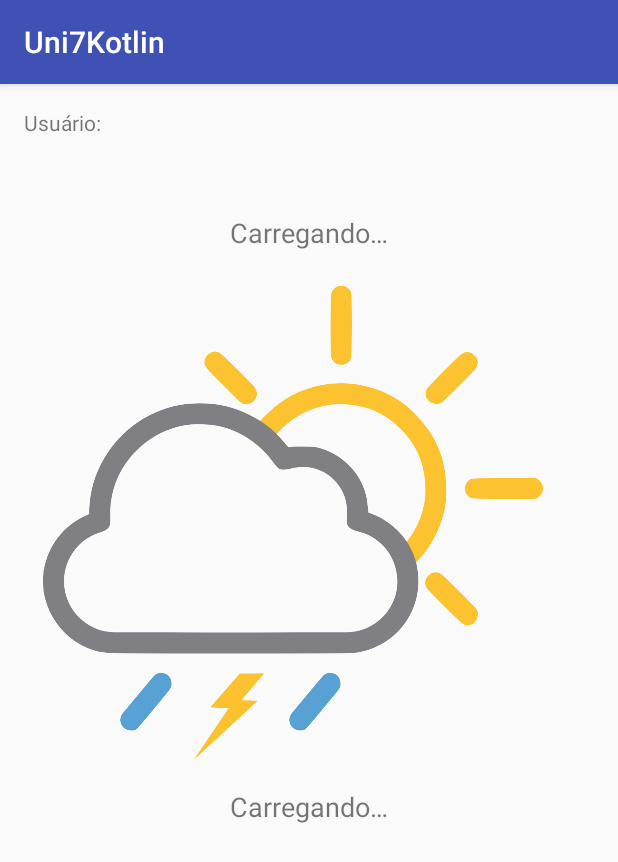
After one commit to edipo2s/Uni7Kotlin, an Android app: the WeatherInfoActivity screen opened directly, with no data from a screen before it, on a phone screen of 412 x 824 dp. The commit adds this screen. Shown: the top 862 px of the screen. Run offline under Robolectric (Android 15) with nearby library versions, the phone set to English and light mode, and no system bars.

Commit message:
Request user location

```diff
--- a/app/build.gradle
+++ b/app/build.gradle
@@ -32,6 +32,8 @@ dependencies {
     implementation 'com.android.support:appcompat-v7:27.0.2'
     implementation 'com.android.support.constraint:constraint-layout:1.0.2'
     implementation 'com.android.support:design:27.0.2'
+    // Play services location
+    implementation 'com.google.android.gms:play-services-location:11.8.0'
     // Kotlin
     implementation "org.jetbrains.kotlin:kotlin-stdlib-jre7:$kotlin_version"
     implementation "org.jetbrains.kotlinx:kotlinx-coroutines-android:0.21"
--- a/app/src/main/AndroidManifest.xml
+++ b/app/src/main/AndroidManifest.xml
@@ -1,5 +1,7 @@
 <manifest xmlns:android="http://schemas.android.com/apk/res/android"
     package="com.edipo.uni7kotlin">
+
+    <uses-permission android:name="android.permission.ACCESS_FINE_LOCATION" />
 
     <application
         android:allowBackup="true"
@@ -18,6 +20,8 @@
             </intent-filter>
         </activity>
 
+        <activity android:name=".WeatherInfoActivity" />
+
     </application>
 
 </manifest>
--- a/app/src/main/java/com/edipo/uni7kotlin/LoginFragment.kt
+++ b/app/src/main/java/com/edipo/uni7kotlin/LoginFragment.kt
@@ -48,7 +48,7 @@ class LoginFragment : Fragment() {
                     dao.findByNamePassword(name, password) != null
                 }
                 if(loginTask.await()){
-//                    startActivity(WeatherInfoActivity.getIntent(application, username))
+                    startActivity(WeatherInfoActivity.getIntent(context, name))
                 } else {
                     Toast.makeText(context, R.string.error_credentials_invalid, Toast.LENGTH_LONG).show()
                 }
--- /dev/null
+++ b/app/src/main/java/com/edipo/uni7kotlin/WeatherInfoActivity.kt
@@ -0,0 +1,109 @@
+package com.edipo.uni7kotlin
+
+import android.Manifest
+import android.annotation.SuppressLint
+import android.content.Context
+import android.content.Intent
+import android.content.pm.PackageManager
+import android.location.Geocoder
+import android.os.Bundle
+import android.support.annotation.RequiresPermission
+import android.support.design.widget.Snackbar
+import android.support.v4.app.ActivityCompat
+import android.support.v4.content.ContextCompat
+import android.support.v7.app.AppCompatActivity
+import android.view.View
+import android.widget.Toast
+import com.google.android.gms.location.LocationServices
+import kotlinx.android.synthetic.main.activity_weather.*
+
+class WeatherInfoActivity : AppCompatActivity() {
+
+    override fun onCreate(savedInstanceState: Bundle?) {
+        super.onCreate(savedInstanceState)
+        setContentView(R.layout.activity_weather)
+        text_username.text = intent.getStringExtra(EXTRA_USERNAME)
+        checkForUserLocation()
+    }
+
+    override fun onRequestPermissionsResult(requestCode: Int, permissions: Array<String>, grantResults: IntArray) {
+        if (permissions.isNotEmpty() && permissions.first() == GPS_PERMISSION) {
+            if (ContextCompat.checkSelfPermission(this, GPS_PERMISSION) == PackageManager.PERMISSION_GRANTED) {
+                requestUserLocation()
+            } else {
+                if (ActivityCompat.shouldShowRequestPermissionRationale(this, GPS_PERMISSION)) {
+                    val rootView = findViewById<View>(android.R.id.content)
+                    Snackbar.make(rootView, R.string.weather_gps_permission_rationale, Snackbar.LENGTH_INDEFINITE)
+                            .setAction(android.R.string.ok, { requestGPSPermission() })
+                            .show()
+                } else {
+                    Toast.makeText(this, R.string.weather_gps_permission_denied, Toast.LENGTH_LONG).show()
+                }
+            }
+        }
+    }
+
+    private fun checkForUserLocation() {
+        if (ContextCompat.checkSelfPermission(this, GPS_PERMISSION) == PackageManager.PERMISSION_GRANTED) {
+            requestUserLocation()
+        } else {
+            requestGPSPermission()
+        }
+    }
+
+    private fun requestGPSPermission() {
+        val permissions = arrayOf(Manifest.permission.ACCESS_FINE_LOCATION)
+        ActivityCompat.requestPermissions(this, permissions, RC_PERMISSION)
+    }
+
+    @SuppressLint("MissingPermission", "SetTextI18n")
+    @RequiresPermission(Manifest.permission.ACCESS_FINE_LOCATION)
+    private fun requestUserLocation() {
+        LocationServices.getFusedLocationProviderClient(this)
+                .lastLocation
+                .addOnSuccessListener(this, { location ->
+                    if (location == null) {
+                        showLocationError()
+                        return@addOnSuccessListener
+                    }
+                    requestTemperatureFromLocation(location.latitude, location.longitude)
+                    try {
+                        val addresses = Geocoder(applicationContext)
+                                .getFromLocation(location.latitude, location.longitude, 1)
+                        if (addresses.isNotEmpty()) {
+                            val address = addresses.first()
+                            text_weather_city.text = "${address.locality} - ${address.adminArea}"
+                        } else {
+                            showLocationError()
+                        }
+                    } catch (e: Exception) {
+                        showLocationError()
+                    }
+                })
+    }
+
+    private fun requestTemperatureFromLocation(lat: Double, lon: Double) {
+    }
+
+    private fun showLocationError() {
+        Snackbar.make(findViewById<View>(android.R.id.content), R.string.error_location, Snackbar.LENGTH_INDEFINITE)
+                .setAction(R.string.try_again, { checkForUserLocation() })
+                .show()
+    }
+
+    companion object {
+
+        private const val GPS_PERMISSION = Manifest.permission.ACCESS_FINE_LOCATION
+        private const val EXTRA_USERNAME = "usernameExtra"
+        private const val RC_PERMISSION = 234
+
+        fun getIntent(context: Context, username: String): Intent {
+            return Intent(context, WeatherInfoActivity::class.java).apply {
+                addFlags(Intent.FLAG_ACTIVITY_CLEAR_TASK)
+                addFlags(Intent.FLAG_ACTIVITY_NEW_TASK)
+                putExtra(EXTRA_USERNAME, username)
+            }
+        }
+    }
+
+}
--- /dev/null
+++ b/app/src/main/res/layout/activity_weather.xml
@@ -0,0 +1,73 @@
+<?xml version="1.0" encoding="utf-8"?>
+<android.support.constraint.ConstraintLayout xmlns:android="http://schemas.android.com/apk/res/android"
+    xmlns:app="http://schemas.android.com/apk/res-auto"
+    xmlns:tools="http://schemas.android.com/tools"
+    android:layout_width="match_parent"
+    android:layout_height="match_parent"
+    android:gravity="center_horizontal"
+    android:orientation="vertical">
+
+    <TextView
+        android:id="@+id/text_username_label"
+        android:layout_width="wrap_content"
+        android:layout_height="wrap_content"
+        android:layout_marginStart="16dp"
+        android:layout_marginTop="16dp"
+        android:text="@string/weather_user"
+        app:layout_constraintStart_toStartOf="parent"
+        app:layout_constraintTop_toTopOf="parent" />
+
+    <TextView
+        android:id="@+id/text_username"
+        android:layout_width="wrap_content"
+        android:layout_height="wrap_content"
+        android:textColor="@color/colorPrimary"
+        app:layout_constraintStart_toStartOf="@id/text_username_label"
+        app:layout_constraintTop_toBottomOf="@id/text_username_label"
+        tools:text="Édipo" />
+
+    <TextView
+        android:id="@+id/text_weather_city"
+        android:layout_width="wrap_content"
+        android:layout_height="wrap_content"
+        android:layout_marginTop="32dp"
+        android:text="@string/weather_loading"
+        android:textSize="18sp"
+        app:layout_constraintEnd_toEndOf="parent"
+        app:layout_constraintStart_toStartOf="parent"
+        app:layout_constraintTop_toBottomOf="@id/text_username"
+        tools:text="Curitiba - Paraná" />
+
+    <ImageView
+        android:id="@+id/image_weather"
+        android:layout_width="wrap_content"
+        android:layout_height="wrap_content"
+        android:layout_marginTop="16dp"
+        android:src="@drawable/weather"
+        app:layout_constraintEnd_toEndOf="parent"
+        app:layout_constraintStart_toStartOf="parent"
+        app:layout_constraintTop_toBottomOf="@id/text_weather_city" />
+
+    <TextView
+        android:id="@+id/text_weather_desc"
+        android:layout_width="wrap_content"
+        android:layout_height="wrap_content"
+        android:layout_marginTop="16dp"
+        android:text="@string/weather_loading"
+        android:textSize="18sp"
+        app:layout_constraintEnd_toEndOf="parent"
+        app:layout_constraintStart_toStartOf="parent"
+        app:layout_constraintTop_toBottomOf="@id/image_weather"
+        tools:text="Nuvens carregadas" />
+
+    <TextView
+        android:id="@+id/text_weather_temp"
+        android:layout_width="wrap_content"
+        android:layout_height="wrap_content"
+        android:textSize="48sp"
+        app:layout_constraintEnd_toEndOf="parent"
+        app:layout_constraintStart_toStartOf="parent"
+        app:layout_constraintTop_toBottomOf="@id/text_weather_desc"
+        tools:text="21°C" />
+
+</android.support.constraint.ConstraintLayout>
--- a/app/src/main/res/values/strings.xml
+++ b/app/src/main/res/values/strings.xml
@@ -5,6 +5,7 @@
     <string name="password">Senha</string>
     <string name="login">Logar</string>
     <string name="register">Registrar</string>
+    <string name="try_again">Tentar novamente</string>
 
     <string name="error_name_empty">Nome de usuário não pode ser vazio</string>
     <string name="error_name_used">Nome de usuário já está em uso</string>
@@ -12,4 +13,12 @@
     <string name="error_credentials_invalid">Nome de usuário ou Senha incorretos</string>
     <string name="success_register">Usuário registrado com sucesso.</string>
 
+    <string name="weather_user">Usuário:</string>
+    <string name="weather_loading">Carregando…</string>
+    <string name="weather_temperature">%.0f°C</string>
+    <string name="weather_gps_permission_denied">Permissão de acesso ao GPS negada.</string>
+    <string name="weather_gps_permission_rationale">A permissão de acesso ao GPS é necessária para se obter a localização.</string>
+    <string name="error_location">Error ao obter localização.</string>
+    <string name="error_weather">Error ao obter temperatura.</string>
+
 </resources>
```
Also changed, not shown: app/src/main/res/drawable-nodpi/weather.png (added).
